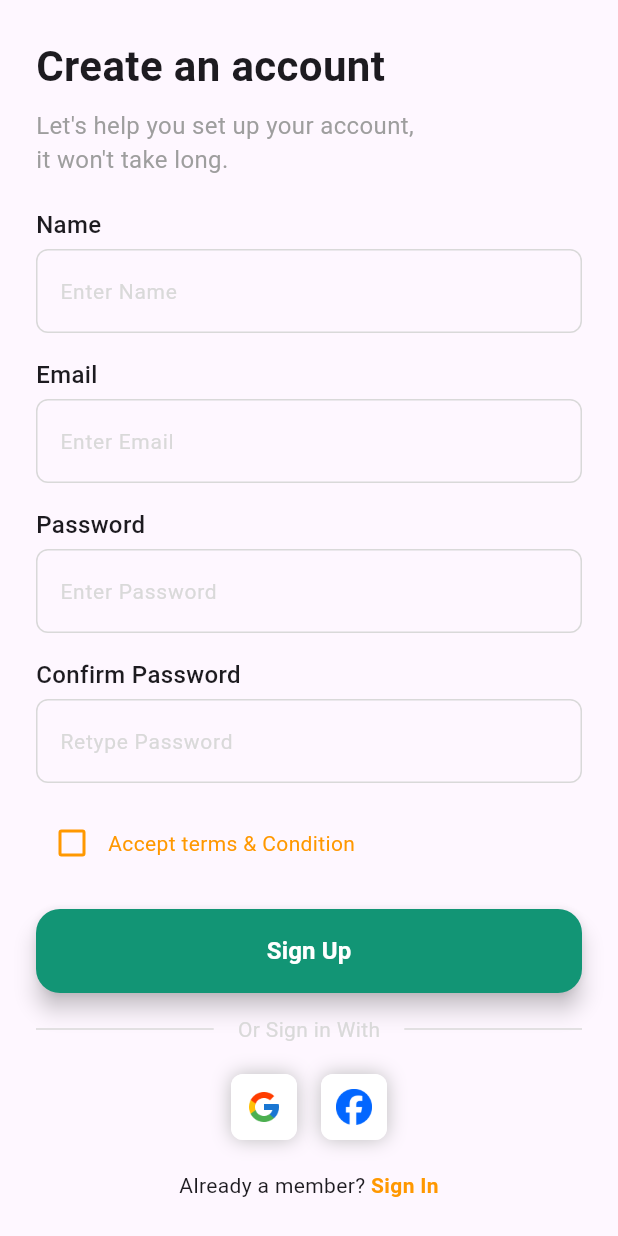
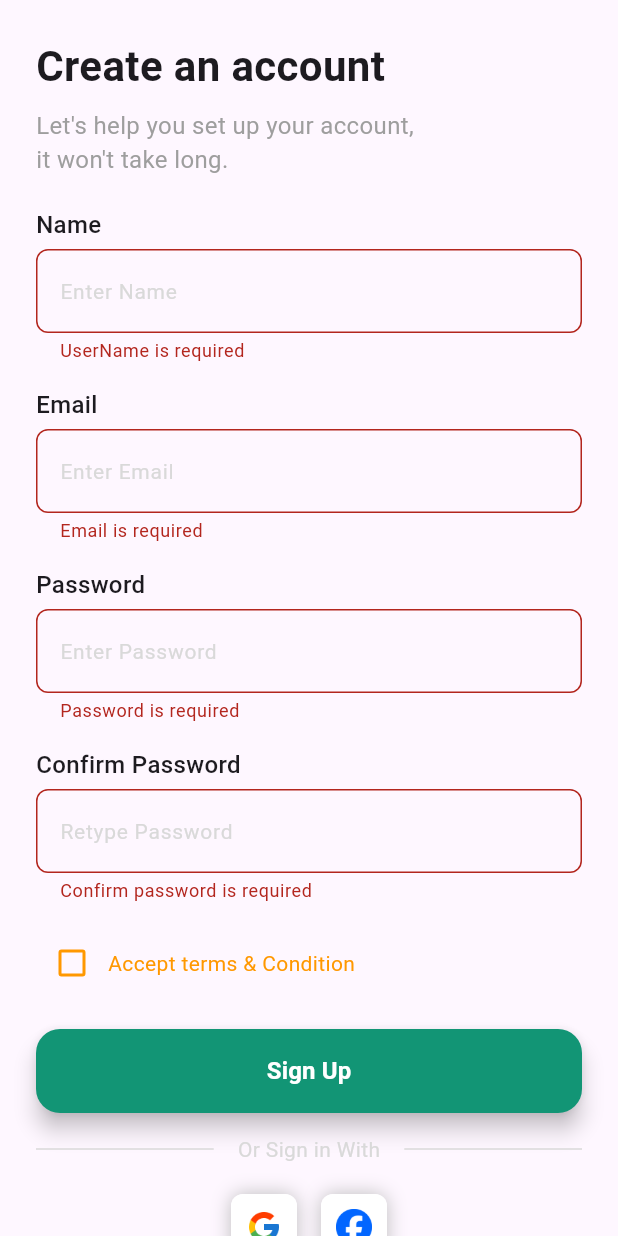
Before and after one commit to Recipes-app-nt/recipe-app, a Flutter app: the RegisterScreen screen opened directly, after a tap on "Sign Up", on a phone screen of 412 x 824 dp. Run offline on Flutter 3.47's test engine with Material 3 defaults, Android fonts, the phone set to English and light mode, and no system bars; drawn by our look-alikes of toastification; our stand-ins replace bloc, dio, equatable, firebase_core, firebase_messaging, flutter_bloc and 4 more; accounts and stored records are empty; network calls fail.

```diff
--- a/lib/data/models/user_model.dart
+++ b/lib/data/models/user_model.dart
@@ -3,7 +3,7 @@ class User {
   final String username;
   final String email;
   final String profilePicture;
-
+  final String fcmToken;
   final String bio;
   final List<String> favoriteDishes;
 
@@ -11,6 +11,7 @@ class User {
     required this.id,
     required this.username,
     required this.email,
+    required this.fcmToken,
     required this.profilePicture,
     required this.bio,
     required this.favoriteDishes,
@@ -21,6 +22,7 @@ class User {
       id: id,
       username: json['username'] ?? '',
       email: json['email'] ?? '',
+      fcmToken: json['fcmToken'] ?? '',
       profilePicture: json['profile_picture'] ?? '',
       bio: json['bio'] ?? '',
       favoriteDishes: List<String>.from(json['favorite_dishes'] ?? []),
@@ -33,6 +35,7 @@ class User {
       'email': email,
       'profile_picture': profilePicture,
       'bio': bio,
+      'fcmToken': fcmToken,
       'favorite_dishes': favoriteDishes,
     };
   }
--- a/lib/main.dart
+++ b/lib/main.dart
@@ -1,17 +1,17 @@
-import 'dart:convert';
-
 import 'package:firebase_core/firebase_core.dart';
 import 'package:flutter/material.dart';
 import 'package:recipe_app/core/app.dart';
+import 'package:recipe_app/data/services/fcm_service.dart';
 import 'package:recipe_app/data/services/get_it.dart';
 import 'package:recipe_app/firebase_options.dart';
 
-void main(List<String> args) async{
+void main(List<String> args) async {
   WidgetsFlutterBinding.ensureInitialized();
   await Firebase.initializeApp(
     options: DefaultFirebaseOptions.currentPlatform,
   );
   setUp();
   setUpAuth();
+  await FCMService().requestPermission();
   runApp(const MyApp());
 }
--- a/lib/ui/views/authentication/screens/register_screen.dart
+++ b/lib/ui/views/authentication/screens/register_screen.dart
@@ -1,24 +1,36 @@
 import 'package:flutter/material.dart';
+import 'package:flutter_bloc/flutter_bloc.dart';
 import 'package:gap/gap.dart';
+import 'package:recipe_app/blocs/auth/auth_bloc.dart';
+import 'package:recipe_app/data/services/get_it.dart';
 import 'package:recipe_app/ui/views/authentication/widgets/social_button.dart';
 import 'package:recipe_app/ui/widgets/custom_textfield.dart';
 import 'package:recipe_app/ui/widgets/custom_button.dart';
 import 'package:recipe_app/ui/widgets/custom_text.dart';
 
-class RegisterScreen extends StatelessWidget {
+class RegisterScreen extends StatefulWidget {
   const RegisterScreen({super.key});
 
   @override
-  Widget build(BuildContext context) {
+  State<RegisterScreen> createState() => _RegisterScreenState();
+}
+
+class _RegisterScreenState extends State<RegisterScreen> {
   final nameController = TextEditingController();
   final emailController = TextEditingController();
   final passwordController = TextEditingController();
   final confirmController = TextEditingController();
+  final formKey = GlobalKey<FormState>();
+
+  @override
+  Widget build(BuildContext context) {
     return Scaffold(
       body: SafeArea(
         child: SingleChildScrollView(
           child: Padding(
             padding: const EdgeInsets.all(24.0),
+            child: Form(
+              key: formKey,
               child: Column(
                 crossAxisAlignment: CrossAxisAlignment.start,
                 children: [
@@ -32,17 +44,29 @@ class RegisterScreen extends StatelessWidget {
                     style: TextStyle(fontSize: 16, color: Colors.grey),
                   ),
                   const Gap(20),
-                _buildInputField('Name', 'Enter Name', nameController),
-                _buildInputField('Email', 'Enter Email', emailController),
+                  _buildInputField(
+                    'Name',
+                    'Enter Name',
+                    validateUserName,
+                    nameController,
+                  ),
+                  _buildInputField(
+                    'Email',
+                    'Enter Email',
+                    validateEmail,
+                    emailController,
+                  ),
                   _buildInputField(
                     'Password',
                     'Enter Password',
+                    validatePassword,
                     passwordController,
                     isPassword: true,
                   ),
                   _buildInputField(
                     'Confirm Password',
                     'Retype Password',
+                    validateConfirmPassword,
                     confirmController,
                     isPassword: true,
                   ),
@@ -63,7 +87,27 @@ class RegisterScreen extends StatelessWidget {
                   const Gap(20),
                   SizedBox(
                     width: double.infinity,
-                  child: CustomButton(title: "Sign Up", onPressed: () {}),
+                    child: BlocListener<AuthBloc, AuthState>(
+                      listener: (context, state) {
+                        if (state is AuthAuthenticated) {
+                          Navigator.of(context).pop();
+                        }
+                      },
+                      child: CustomButton(
+                        title: "Sign Up",
+                        onPressed: () {
+                          if (formKey.currentState!.validate()) {
+                            formKey.currentState!.save();
+                            getIt.get<AuthBloc>().add(
+                                  AuthRegister(
+                                    emailController.text,
+                                    passwordController.text,
+                                  ),
+                                );
+                          }
+                        },
+                      ),
+                    ),
                   ),
                   const Gap(14),
                   Row(
@@ -117,12 +161,65 @@ class RegisterScreen extends StatelessWidget {
             ),
           ),
         ),
+      ),
     );
+  }
+
+  String? validateEmail(String? value) {
+    if (value == null || value.isEmpty) {
+      return 'Email is required';
+    }
+
+    final emailRegExp = RegExp(r'^[\w-\.]+@([\w-]+\.)+[\w-]{2,4}$');
+
+    if (!emailRegExp.hasMatch(value)) {
+      return 'Enter a valid email address';
+    }
+
+    return null;
+  }
+
+  String? validateUserName(String? value) {
+    if (value == null || value.isEmpty) {
+      return 'UserName is required';
+    }
+    return null;
+  }
+
+  String? validatePassword(String? value) {
+    if (value == null || value.isEmpty) {
+      return 'Password is required';
+    }
+
+    if (value.length < 8) {
+      return 'Password must be at least 8 characters long';
+    }
+
+    if (!value.contains(RegExp(r'[A-Z]')) ||
+        !value.contains(RegExp(r'[a-z]')) ||
+        !value.contains(RegExp(r'[0-9]'))) {
+      return 'Password must contain at least one uppercase letter, one lowercase letter, and one number';
+    }
+
+    return null;
+  }
+
+  String? validateConfirmPassword(String? value) {
+    if (value == null || value.isEmpty) {
+      return 'Confirm password is required';
+    }
+
+    if (value != passwordController.text) {
+      return 'Passwords do not match';
+    }
+
+    return null;
   }
 
   Widget _buildInputField(
     String hint,
     String label,
+    String? Function(String?)? validator,
     TextEditingController controller, {
     bool isPassword = false,
   }) {
@@ -136,6 +233,7 @@ class RegisterScreen extends StatelessWidget {
         ),
         const Gap(5),
         CustomTextFormField(
+          validator: validator,
           controller: controller,
           hintText: label,
         ),
--- a/packages/auth_repository/lib/auth_repository.dart
+++ b/packages/auth_repository/lib/auth_repository.dart
@@ -1,2 +1,2 @@
 export 'src/auth_repository.dart';
-export 'models/user.dart';
+export 'src/models/user.dart';
--- a/pubspec.yaml
+++ b/pubspec.yaml
@@ -50,6 +50,8 @@ dependencies:
   firebase_core: ^2.24.2
   flutter_svg: ^2.0.10+1
   flutter_screenutil: ^5.9.3
+  toastification: ^2.1.0
+  firebase_messaging: ^14.7.10
 
 dev_dependencies:
   flutter_test:
```
Also changed, not shown: lib/blocs/auth/auth_bloc.dart (+11 -0 lines), lib/core/app.dart (+6 -5 lines), lib/data/services/fcm_service.dart (added, +33 -0 lines), lib/ui/home/widgets/profile_info_widget.dart (+9 -1 lines), lib/ui/views/authentication/screens/login_screen.dart (+9 -3 lines), lib/ui/views/authentication/screens/splash_screen.dart (+7 -6 lines), packages/auth_repository/lib/src/auth_repository.dart (+4 -5 lines), packages/auth_repository/lib/src/models/user.dart (renamed from packages/auth_repository/lib/models/user.dart), pubspec.lock, 1 other file. Lines whose indentation alone changed are shown as unchanged.
